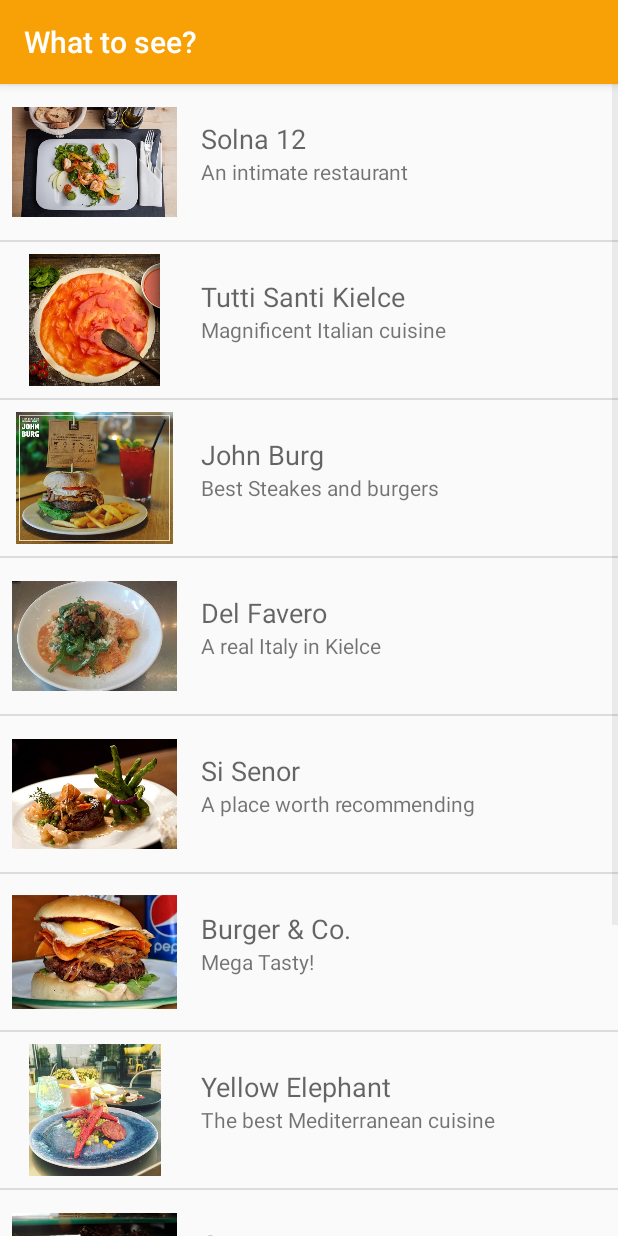
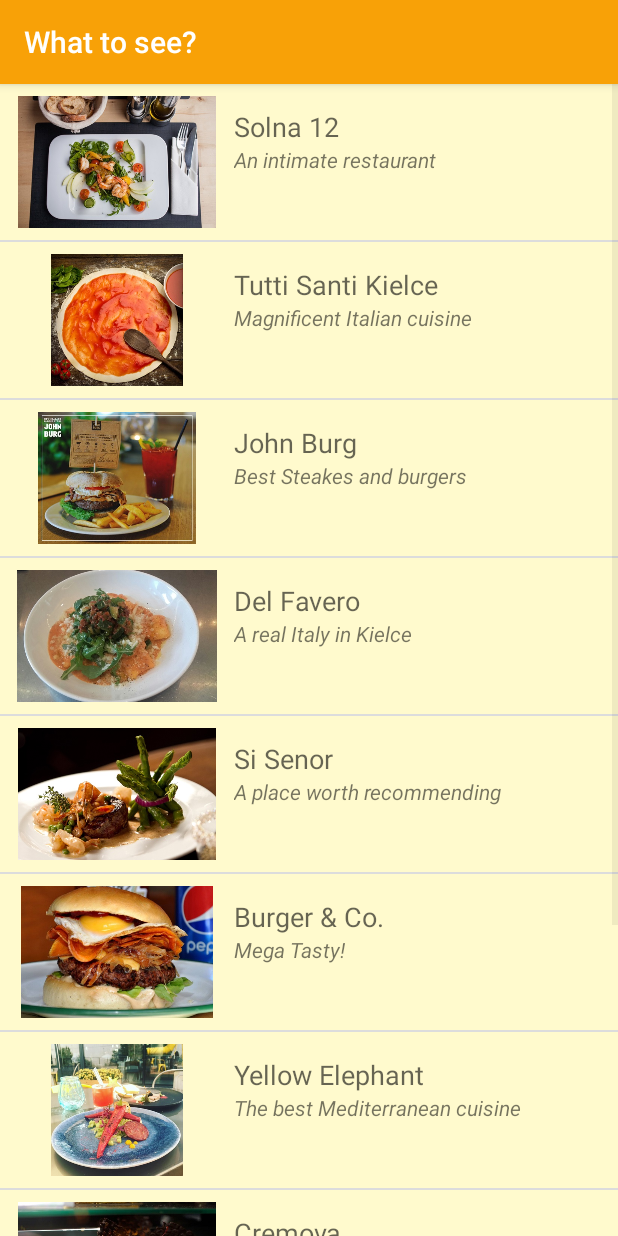
Before and after one commit to tr0lczyk/KielceTourGuide, an Android app: the SeeActivity screen opened directly, with no data from a screen before it, on a phone screen of 412 x 824 dp. Run offline under Robolectric (Android 15) with nearby library versions, the phone set to English and light mode, and no system bars.

Commit message:
project update

```diff
--- a/app/src/main/java/com/example/android/kielcetourguide/ItemAdapter.java
+++ b/app/src/main/java/com/example/android/kielcetourguide/ItemAdapter.java
@@ -15,6 +15,10 @@ import java.util.ArrayList;
 /**
  * Created by Mateusz on 25.01.2018.
  */
+
+/*
+* Creation of the custom adapter class that extends methods from the ArrayAdapter
+* */
 
 public class ItemAdapter extends ArrayAdapter<Item> {
 
@@ -35,7 +39,6 @@ public class ItemAdapter extends ArrayAdapter<Item> {
 
         Item currentItem = getItem(position);
 
-
         TextView placeName = listItemView.findViewById(R.id.place_name);
         placeName.setText(currentItem.getPlaceName());
 
--- /dev/null
+++ b/app/src/main/res/layout/item_description.xml
@@ -0,0 +1,6 @@
+<?xml version="1.0" encoding="utf-8"?>
+<android.support.constraint.ConstraintLayout
+    xmlns:android="http://schemas.android.com/apk/res/android" android:layout_width="match_parent"
+    android:layout_height="match_parent">
+
+</android.support.constraint.ConstraintLayout>
--- a/app/src/main/res/layout/list_item.xml
+++ b/app/src/main/res/layout/list_item.xml
@@ -4,13 +4,14 @@
     xmlns:app="http://schemas.android.com/apk/res-auto"
     xmlns:tools="http://schemas.android.com/tools"
     android:layout_width="match_parent"
-    android:layout_height="match_parent"
+    android:layout_height="wrap_content"
     android:padding="8dp"
-    android:orientation="horizontal">
+    android:orientation="horizontal"
+    android:background="#FFFACD">
 
     <ImageView
         android:id="@+id/image_id"
-        android:layout_width="110dp"
+        android:layout_width="140dp"
         android:layout_height="88dp"
         tools:src="@drawable/burgerco"
         android:scaleType="fitCenter"/>
@@ -18,7 +19,7 @@
     <RelativeLayout
         android:layout_width="match_parent"
         android:layout_height="88dp"
-        android:padding="16dp">
+        android:padding="8dp">
 
         <TextView
             android:id="@+id/place_name"
@@ -32,6 +33,7 @@
             android:layout_width="wrap_content"
             android:layout_height="wrap_content"
             android:layout_below="@id/place_name"
+            android:textStyle="italic"
             android:textAppearance="?android:textAppearanceSmall"
             tools:text="opis miejsca bla bla b;la" />
 
```
